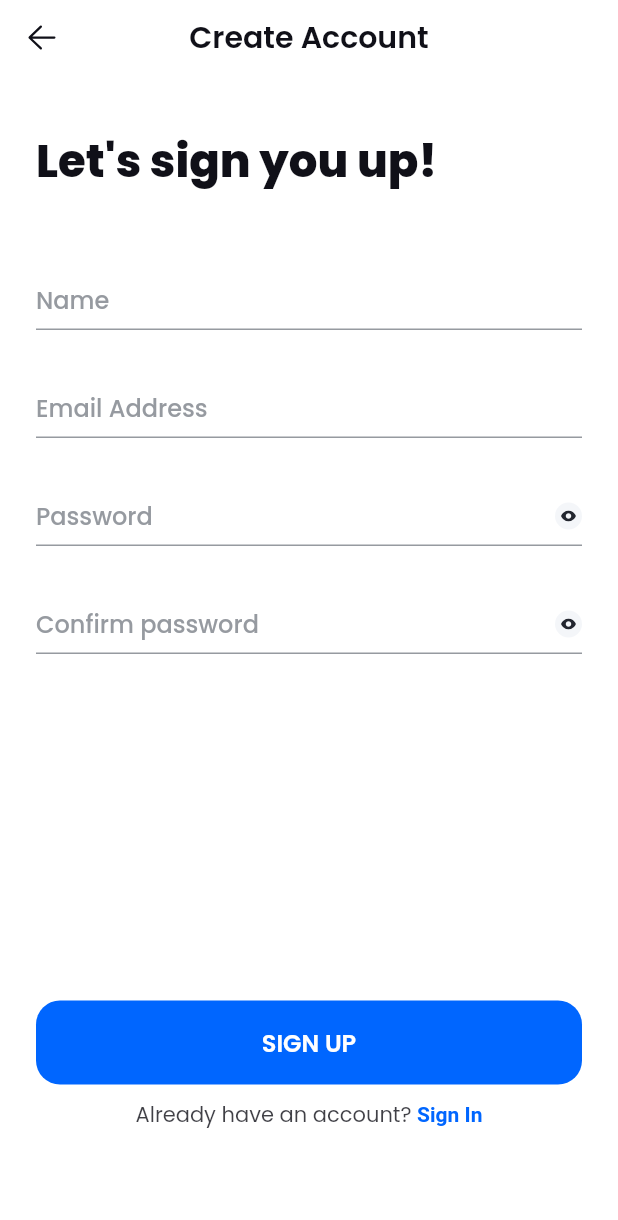
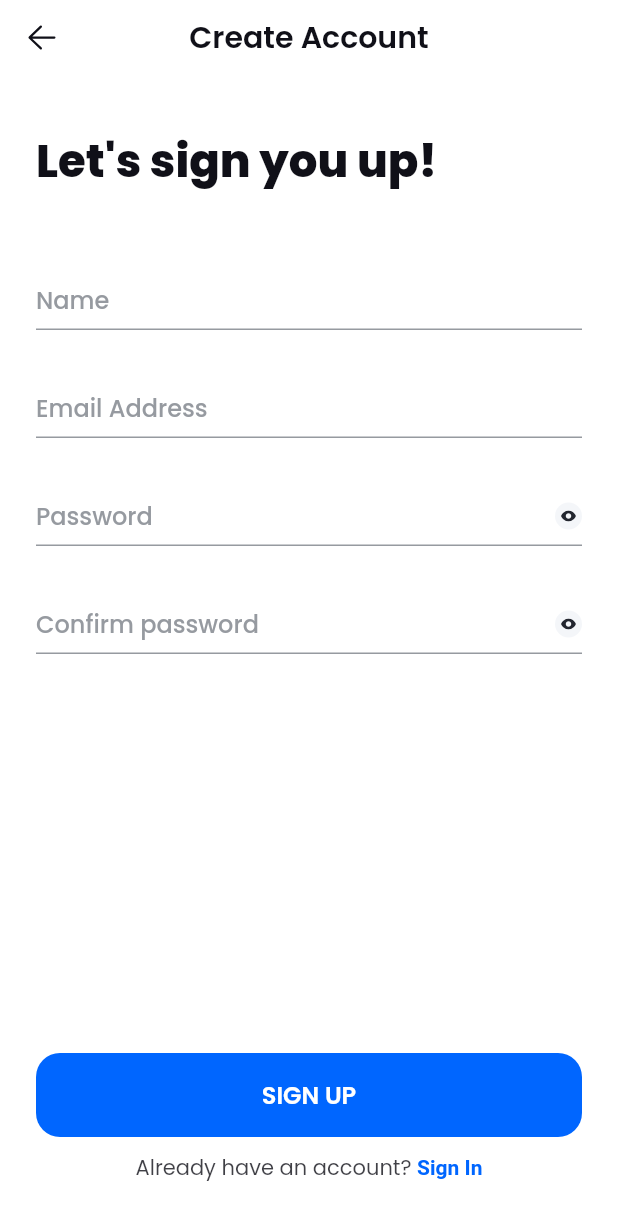
Before and after one commit to anrbyrm/stocoin, a Flutter app: the RegisterPage screen opened directly, on a phone screen of 412 x 824 dp. Shown: the top 1220 px of the screen. Run offline on Flutter 3.47's test engine with Material 2 defaults, Android fonts, the phone set to English and light mode, and no system bars; our stand-ins replace equatable, fluentui_system_icons, flutter_bloc, flutter_dotenv, flutter_hooks, flutter_svg and 2 more.

Commit message:
register page padding updated

```diff
--- a/lib/features/register/presentation/pages/register_page.dart
+++ b/lib/features/register/presentation/pages/register_page.dart
@@ -25,9 +25,8 @@ class RegisterPage extends HookWidget {
         resizeToAvoidBottomInset: false,
         appBar: const CustomAppBar(title: 'create_account'),
         body: Padding(
-          padding: const EdgeInsets.only(
-            top: entrySymmetricVerticalPadding / 2,
-            bottom: entrySymmetricVerticalPadding,
+          padding: const EdgeInsets.symmetric(
+            vertical: entrySymmetricVerticalPadding / 2,
           ),
           child: Column(
             crossAxisAlignment: CrossAxisAlignment.start,
@@ -72,7 +71,7 @@ class RegisterPage extends HookWidget {
                       controller: confirmPassTextController,
                     ),
                     const Spacer(),
-                    const EntryButton(label: 'sign_up'),
+                    const EntryButton(label: 'sign_up', enabled: false),
                     const SizedBox(height: 10),
                     GestureDetector(
                       onTap: () => di<NavigationService>().goBack(),
```
